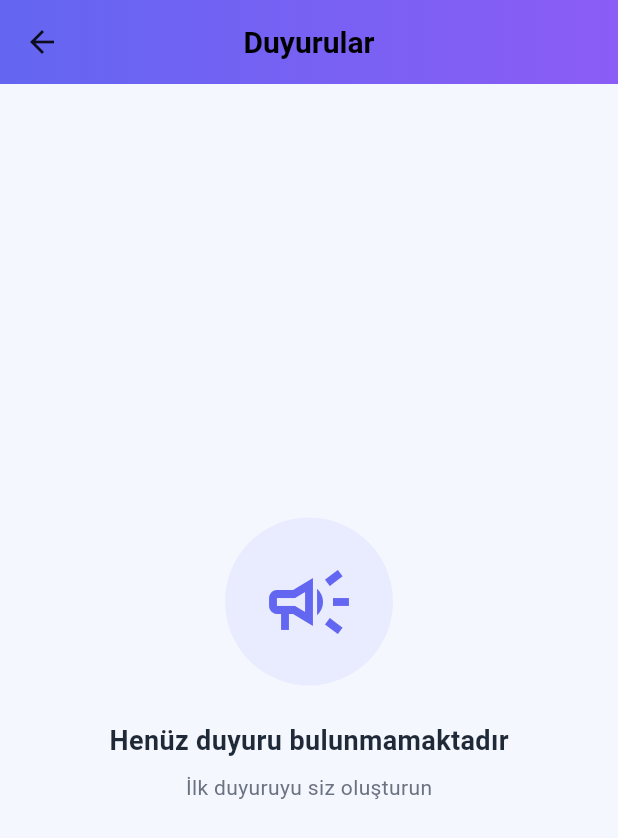
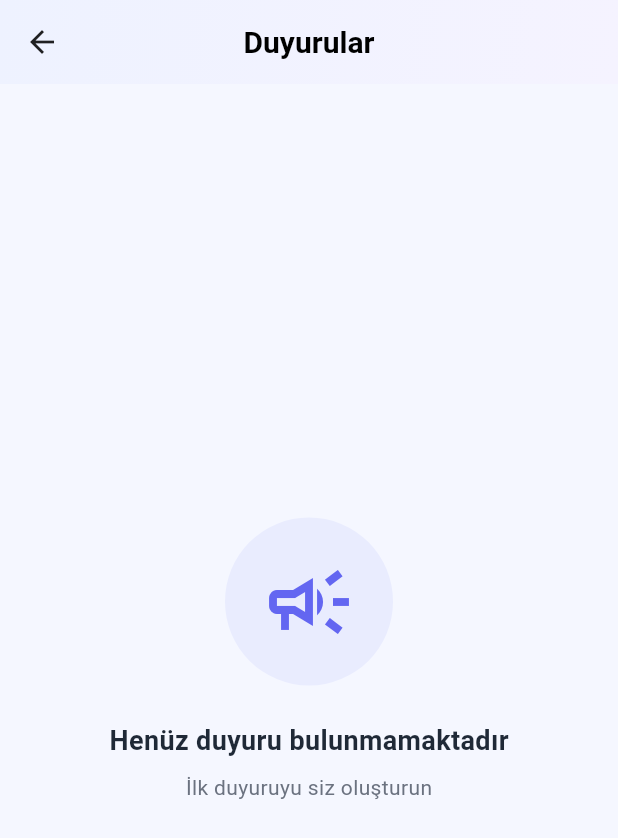
Before and after one commit to 08kerem1907/yasun_app, a Flutter app: the DuyurularScreen screen opened directly, on a phone screen of 412 x 824 dp. Shown: the top 838 px of the screen. Run offline on Flutter 3.47's test engine with Material 3 defaults, Android fonts, the phone set to English and light mode, and no system bars; our stand-ins replace cloud_firestore, curved_navigation_bar, firebase_auth, firebase_core, rxdart, shared_preferences; accounts and stored records are empty.

Commit message:
düzenleme

```diff
--- a/lib/screens/duyurular_screen.dart
+++ b/lib/screens/duyurular_screen.dart
@@ -315,7 +315,7 @@ class _DuyurularScreenState extends State<DuyurularScreen> {
         backgroundColor: Colors.transparent,
         flexibleSpace: Container(
           decoration: const BoxDecoration(
-            gradient: AppColors.primaryGradient, // gradient aynı
+            gradient: AppColors.backgroundGradient,
           ),
         ),
         title: Text(
--- a/lib/screens/my_team_screen.dart
+++ b/lib/screens/my_team_screen.dart
@@ -142,12 +142,6 @@ class _MyTeamScreenState extends State<MyTeamScreen> {
                 ),
               ],
             ),
-          ),
-          IconButton(
-            icon: Icon(Icons.search, color: colorScheme.onSurfaceVariant), // Tema onSurfaceVariant rengi
-            onPressed: () {
-              // Arama fonksiyonu
-            },
           ),
         ],
       ),
```
